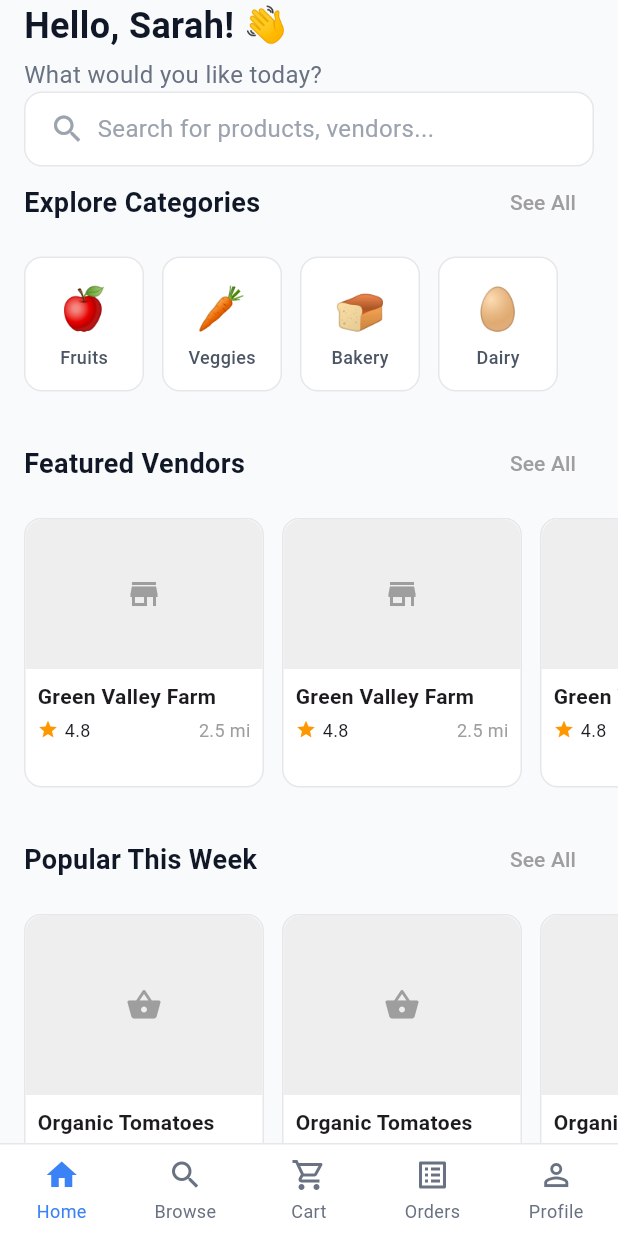
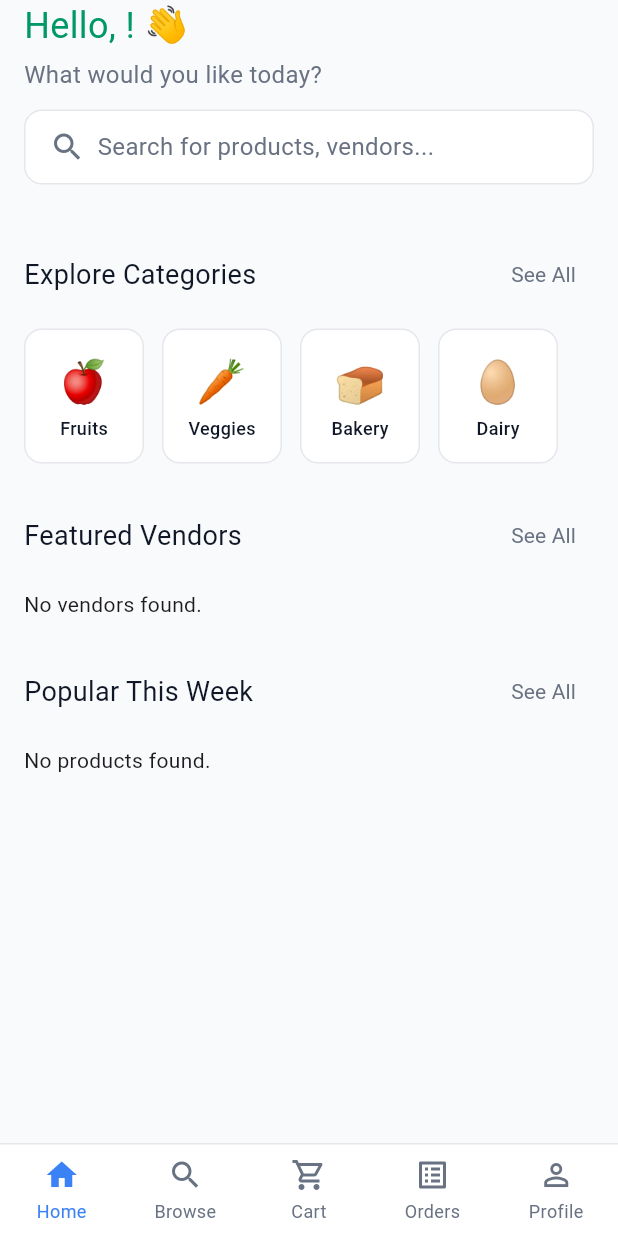
Before and after one commit to Kyne0328/FarmDashr, a Flutter app: the screen it shows once a user with an empty profile is signed in, on a phone screen of 412 x 824 dp. Run offline on Flutter 3.47's test engine with Material 3 defaults, Android fonts, the phone set to English and light mode, and no system bars; our stand-ins replace cloud_firestore, dio, equatable, firebase_auth, firebase_core, flutter_bloc and 4 more; accounts and stored records are empty; Roboto replaces fonts that are missing (Arimo).

Commit message:
add: vendor list are now shown

```diff
--- a/lib/pages/customer/customer_browse_page.dart
+++ b/lib/pages/customer/customer_browse_page.dart
@@ -294,6 +294,10 @@ class _VendorsList extends StatelessWidget {
   Widget build(BuildContext context) {
     return BlocBuilder<VendorBloc, VendorState>(
       builder: (context, state) {
+        if (state is VendorInitial) {
+          context.read<VendorBloc>().add(const LoadVendors());
+        }
+
         if (state is VendorLoading) {
           return const Center(
             child: CircularProgressIndicator(color: AppColors.primary),
--- a/lib/pages/customer/customer_home_page.dart
+++ b/lib/pages/customer/customer_home_page.dart
@@ -1,4 +1,11 @@
 import 'package:flutter/material.dart';
+import 'package:flutter_bloc/flutter_bloc.dart';
+import 'package:farmdashr/blocs/auth/auth.dart';
+import 'package:farmdashr/blocs/product/product.dart';
+import 'package:farmdashr/blocs/vendor/vendor.dart';
+import 'package:farmdashr/core/constants/app_colors.dart';
+import 'package:farmdashr/core/constants/app_dimensions.dart';
+import 'package:farmdashr/core/constants/app_text_styles.dart';
 
 class CustomerHomePage extends StatelessWidget {
   const CustomerHomePage({super.key});
@@ -6,7 +13,7 @@ class CustomerHomePage extends StatelessWidget {
   @override
   Widget build(BuildContext context) {
     return Container(
-      color: const Color(0xFFF9FAFB),
+      color: AppColors.background,
       child: SafeArea(
         child: SingleChildScrollView(
           child: Column(
@@ -14,20 +21,22 @@ class CustomerHomePage extends StatelessWidget {
             children: [
               _buildHeader(),
               _buildSearchBar(),
+              const SizedBox(height: AppDimensions.spacingXL),
               _buildSectionHeader('Explore Categories', onSeeAll: () {}),
-              const SizedBox(height: 12),
+              const SizedBox(height: AppDimensions.spacingM),
               _buildCategoriesList(),
-              const SizedBox(height: 24),
+              const SizedBox(height: AppDimensions.spacingXL),
 
               _buildSectionHeader('Featured Vendors', onSeeAll: () {}),
-              const SizedBox(height: 12),
+              const SizedBox(height: AppDimensions.spacingM),
               _buildFeaturedVendorsList(),
-              const SizedBox(height: 24),
+              const SizedBox(height: AppDimensions.spacingXL),
 
               // Popular Products
               _buildSectionHeader('Popular This Week', onSeeAll: () {}),
-              const SizedBox(height: 12),
+              const SizedBox(height: AppDimensions.spacingM),
               _buildPopularProductsList(),
+              const SizedBox(height: AppDimensions.spacingXL),
             ],
           ),
         ),
@@ -36,46 +45,52 @@ class CustomerHomePage extends StatelessWidget {
   }
 
   Widget _buildHeader() {
+    return BlocBuilder<AuthBloc, AuthState>(
+      builder: (context, state) {
+        final name = state.displayName ?? 'Friend';
         return Padding(
-      padding: const EdgeInsets.symmetric(horizontal: 16.0),
+          padding: const EdgeInsets.symmetric(
+            horizontal: AppDimensions.paddingL,
+          ),
           child: Column(
             crossAxisAlignment: CrossAxisAlignment.start,
-        children: const [
-          Text(
-            'Hello, Sarah! 👋',
-            style: TextStyle(
-              fontSize: 24,
-              fontWeight: FontWeight.bold,
-              color: Color(0xFF101727),
-            ),
-          ),
-          SizedBox(height: 4),
-          Text(
+            children: [
+              Text('Hello, $name! 👋', style: AppTextStyles.h1),
+              const SizedBox(height: AppDimensions.spacingXS),
+              const Text(
                 'What would you like today?',
-            style: TextStyle(fontSize: 16, color: Color(0xFF697282)),
+                style: AppTextStyles.subtitle,
               ),
             ],
           ),
+        );
+      },
     );
   }
 
   Widget _buildSearchBar() {
     return Padding(
-      padding: const EdgeInsets.symmetric(horizontal: 16.0),
+      padding: const EdgeInsets.symmetric(
+        horizontal: AppDimensions.paddingL,
+        vertical: AppDimensions.paddingM,
+      ),
       child: Container(
-        padding: const EdgeInsets.symmetric(horizontal: 16, vertical: 12),
+        padding: const EdgeInsets.symmetric(
+          horizontal: AppDimensions.paddingL,
+          vertical: AppDimensions.paddingM,
+        ),
         decoration: BoxDecoration(
-          color: Colors.white,
-          borderRadius: BorderRadius.circular(12),
-          border: Border.all(color: const Color(0xFFE5E7EB)),
+          color: AppColors.surface,
+          borderRadius: BorderRadius.circular(AppDimensions.radiusL),
+          border: Border.all(color: AppColors.border),
         ),
         child: Row(
           children: const [
-            Icon(Icons.search, color: Color(0xFF9CA3AF)),
-            SizedBox(width: 8),
+            Icon(Icons.search, color: AppColors.textSecondary),
+            SizedBox(width: AppDimensions.spacingS),
             Text(
               'Search for products, vendors...',
-              style: TextStyle(color: Color(0xFF9CA3AF), fontSize: 16),
+              style: TextStyle(color: AppColors.textSecondary, fontSize: 16),
             ),
           ],
         ),
@@ -85,21 +100,19 @@ class CustomerHomePage extends StatelessWidget {
 
   Widget _buildSectionHeader(String title, {required VoidCallback onSeeAll}) {
     return Padding(
-      padding: const EdgeInsets.symmetric(horizontal: 16.0),
+      padding: const EdgeInsets.symmetric(horizontal: AppDimensions.paddingL),
       child: Row(
         mainAxisAlignment: MainAxisAlignment.spaceBetween,
         children: [
-          Text(
-            title,
-            style: const TextStyle(
-              fontSize: 18,
-              fontWeight: FontWeight.w600,
-              color: Color(0xFF101727),
+          Text(title, style: AppTextStyles.h2),
+          TextButton(
+            onPressed: onSeeAll,
+            child: Text(
+              'See All',
+              style: AppTextStyles.link.copyWith(
+                color: AppColors.textSecondary,
               ),
             ),
-          TextButton(
-            onPressed: onSeeAll,
-            child: const Text('See All', style: TextStyle(color: Colors.grey)),
           ),
         ],
       ),
@@ -108,28 +121,29 @@ class CustomerHomePage extends StatelessWidget {
 
   Widget _buildCategoriesList() {
     final categories = [
-      {'name': 'Fruits', 'icon': '🍎', 'color': 0xFFFEF2F2},
-      {'name': 'Veggies', 'icon': '🥕', 'color': 0xFFECFDF5},
-      {'name': 'Bakery', 'icon': '🍞', 'color': 0xFFFFFBEB},
-      {'name': 'Dairy', 'icon': '🥚', 'color': 0xFFEFF6FF},
+      {'name': 'Fruits', 'icon': '🍎', 'color': AppColors.primaryLight},
+      {'name': 'Veggies', 'icon': '🥕', 'color': AppColors.successBackground},
+      {'name': 'Bakery', 'icon': '🍞', 'color': AppColors.warningBackground},
+      {'name': 'Dairy', 'icon': '🥚', 'color': AppColors.infoBackground},
     ];
 
     return SizedBox(
       height: 90,
       child: ListView.separated(
-        padding: const EdgeInsets.symmetric(horizontal: 16.0),
+        padding: const EdgeInsets.symmetric(horizontal: AppDimensions.paddingL),
         scrollDirection: Axis.horizontal,
         itemCount: categories.length,
-        separatorBuilder: (context, index) => const SizedBox(width: 12),
+        separatorBuilder: (context, index) =>
+            const SizedBox(width: AppDimensions.spacingM),
         itemBuilder: (context, index) {
           final cat = categories[index];
           return Container(
             width: 80,
-            padding: const EdgeInsets.all(8.0),
+            padding: const EdgeInsets.all(AppDimensions.paddingS),
             decoration: BoxDecoration(
-              color: Colors.white,
-              borderRadius: BorderRadius.circular(12),
-              border: Border.all(color: const Color(0xFFE5E7EB)),
+              color: AppColors.surface,
+              borderRadius: BorderRadius.circular(AppDimensions.radiusL),
+              border: Border.all(color: AppColors.border),
             ),
             child: Column(
               mainAxisAlignment: MainAxisAlignment.center,
@@ -138,13 +152,11 @@ class CustomerHomePage extends StatelessWidget {
                   cat['icon'] as String,
                   style: const TextStyle(fontSize: 28),
                 ),
-                const SizedBox(height: 4),
+                const SizedBox(height: AppDimensions.spacingXS),
                 Text(
                   cat['name'] as String,
-                  style: const TextStyle(
-                    fontSize: 12,
+                  style: AppTextStyles.captionPrimary.copyWith(
                     fontWeight: FontWeight.w500,
-                    color: Color(0xFF4B5563),
                   ),
                 ),
               ],
@@ -156,20 +168,43 @@ class CustomerHomePage extends StatelessWidget {
   }
 
   Widget _buildFeaturedVendorsList() {
+    return BlocBuilder<VendorBloc, VendorState>(
+      builder: (context, state) {
+        if (state is VendorInitial) {
+          context.read<VendorBloc>().add(const LoadVendors());
+        }
+
+        if (state is VendorLoading) {
+          return const Center(child: CircularProgressIndicator());
+        }
+
+        if (state is VendorLoaded) {
+          final vendors = state.vendors.take(5).toList(); // Show top 5 featured
+          if (vendors.isEmpty) {
+            return const Padding(
+              padding: EdgeInsets.symmetric(horizontal: AppDimensions.paddingL),
+              child: Text('No vendors found.'),
+            );
+          }
+
           return SizedBox(
             height: 180,
             child: ListView.separated(
-        padding: const EdgeInsets.symmetric(horizontal: 16.0),
+              padding: const EdgeInsets.symmetric(
+                horizontal: AppDimensions.paddingL,
+              ),
               scrollDirection: Axis.horizontal,
-        itemCount: 3,
-        separatorBuilder: (context, index) => const SizedBox(width: 12),
+              itemCount: vendors.length,
+              separatorBuilder: (context, index) =>
+                  const SizedBox(width: AppDimensions.spacingM),
               itemBuilder: (context, index) {
+                final vendor = vendors[index];
                 return Container(
                   width: 160,
                   decoration: BoxDecoration(
-              color: Colors.white,
-              borderRadius: BorderRadius.circular(12),
-              border: Border.all(color: const Color(0xFFE5E7EB)),
+                    color: AppColors.surface,
+                    borderRadius: BorderRadius.circular(AppDimensions.radiusL),
+                    border: Border.all(color: AppColors.border),
                   ),
                   child: Column(
                     crossAxisAlignment: CrossAxisAlignment.start,
@@ -177,37 +212,57 @@ class CustomerHomePage extends StatelessWidget {
                       Container(
                         height: 100,
                         decoration: BoxDecoration(
-                    color: Colors.grey[200],
+                          color: AppColors.borderLight,
                           borderRadius: const BorderRadius.vertical(
-                      top: Radius.circular(12),
+                            top: Radius.circular(AppDimensions.radiusL),
                           ),
-                    // image: DecorationImage(...) // TODO: Add real images
+                          image: vendor.profilePictureUrl != null
+                              ? DecorationImage(
+                                  image: NetworkImage(
+                                    vendor.profilePictureUrl!,
                                   ),
-                  child: const Center(
-                    child: Icon(Icons.store, color: Colors.grey),
+                                  fit: BoxFit.cover,
+                                )
+                              : null,
                         ),
+                        child: vendor.profilePictureUrl == null
+                            ? const Center(
+                                child: Icon(
+                                  Icons.store,
+                                  color: AppColors.textSecondary,
+                                ),
+                              )
+                            : null,
                       ),
                       Padding(
-                  padding: const EdgeInsets.all(8.0),
+                        padding: const EdgeInsets.all(AppDimensions.paddingS),
                         child: Column(
                           crossAxisAlignment: CrossAxisAlignment.start,
                           children: [
-                      const Text(
-                        'Green Valley Farm',
+                            Text(
+                              vendor.businessInfo?.farmName ?? vendor.name,
                               maxLines: 1,
                               overflow: TextOverflow.ellipsis,
-                        style: TextStyle(fontWeight: FontWeight.bold),
+                              style: AppTextStyles.body2.copyWith(
+                                fontWeight: FontWeight.bold,
                               ),
-                      const SizedBox(height: 4),
+                            ),
+                            const SizedBox(height: AppDimensions.spacingXS),
                             Row(
-                        children: const [
-                          Icon(Icons.star, size: 14, color: Colors.orange),
-                          SizedBox(width: 4),
-                          Text('4.8', style: TextStyle(fontSize: 12)),
-                          Spacer(),
+                              children: [
+                                const Icon(
+                                  Icons.star,
+                                  size: 14,
+                                  color: AppColors.badgeOrange,
+                                ),
+                                const SizedBox(width: AppDimensions.spacingXS),
+                                const Text('4.8', style: AppTextStyles.caption),
+                                const Spacer(),
                                 Text(
                                   '2.5 mi',
-                            style: TextStyle(fontSize: 12, color: Colors.grey),
+                                  style: AppTextStyles.caption.copyWith(
+                                    color: AppColors.textSecondary,
+                                  ),
                                 ),
                               ],
                             ),
@@ -222,59 +277,100 @@ class CustomerHomePage extends StatelessWidget {
           );
         }
 
+        return const SizedBox.shrink();
+      },
+    );
+  }
+
   Widget _buildPopularProductsList() {
+    return BlocBuilder<ProductBloc, ProductState>(
+      builder: (context, state) {
+        if (state is ProductLoading) {
+          return const Center(child: CircularProgressIndicator());
+        }
+
+        if (state is ProductLoaded) {
+          final products = state.products
+              .take(5)
+              .toList(); // Show top 5 popular
+          if (products.isEmpty) {
+            return const Padding(
+              padding: EdgeInsets.symmetric(horizontal: AppDimensions.paddingL),
+              child: Text('No products found.'),
+            );
+          }
+
           return SizedBox(
-      height: 220, // Increased height for product card
+            height: 220,
             child: ListView.separated(
-        padding: const EdgeInsets.symmetric(horizontal: 16.0),
+              padding: const EdgeInsets.symmetric(
+                horizontal: AppDimensions.paddingL,
+              ),
               scrollDirection: Axis.horizontal,
-        itemCount: 3,
-        separatorBuilder: (context, index) => const SizedBox(width: 12),
+              itemCount: products.length,
+              separatorBuilder: (context, index) =>
+                  const SizedBox(width: AppDimensions.spacingM),
               itemBuilder: (context, index) {
+                final product = products[index];
                 return Container(
                   width: 160,
                   decoration: BoxDecoration(
-              color: Colors.white,
-              borderRadius: BorderRadius.circular(12),
-              border: Border.all(color: const Color(0xFFE5E7EB)),
+                    color: AppColors.surface,
+                    borderRadius: BorderRadius.circular(AppDimensions.radiusL),
+                    border: Border.all(color: AppColors.border),
                   ),
                   child: Column(
                     crossAxisAlignment: CrossAxisAlignment.start,
                     children: [
                       Container(
-                  height: 120, // Taller image for product
+                        height: 120,
                         decoration: BoxDecoration(
-                    color: Colors.grey[200],
+                          color: AppColors.borderLight,
                           borderRadius: const BorderRadius.vertical(
-                      top: Radius.circular(12),
+                            top: Radius.circular(AppDimensions.radiusL),
+                          ),
+                          image: product.imageUrls.isNotEmpty
+                              ? DecorationImage(
+                                  image: NetworkImage(product.imageUrls.first),
+                                  fit: BoxFit.cover,
+                                )
+                              : null,
+                        ),
+                        child: product.imageUrls.isEmpty
+                            ? const Center(
+                                child: Icon(
+                                  Icons.shopping_basket,
+                                  color: AppColors.textSecondary,
+                                ),
+                              )
+                            : null,
+                      ),
+                      Padding(
+                        padding: const EdgeInsets.all(AppDimensions.paddingS),
+                        child: Column(
+                          crossAxisAlignment: CrossAxisAlignment.start,
+                          children: [
+                            Text(
+                              product.name,
+                              maxLines: 1,
+                              overflow: TextOverflow.ellipsis,
+                              style: AppTextStyles.body2.copyWith(
+                                fontWeight: FontWeight.bold,
                               ),
                             ),
-                  child: const Center(
-                    child: Icon(Icons.shopping_basket, color: Colors.grey),
+                            const SizedBox(height: 2),
+                            Text(
+                              product.farmerName,
+                              style: AppTextStyles.caption.copyWith(
+                                color: AppColors.textSecondary,
                               ),
                             ),
-                Padding(
-                  padding: const EdgeInsets.all(8.0),
-                  child: Column(
-                    crossAxisAlignment: CrossAxisAlignment.start,
-                    children: const [
+                            const SizedBox(height: AppDimensions.spacingXS),
                             Text(
-                        'Organic Tomatoes',
-                        maxLines: 1,
-                        overflow: TextOverflow.ellipsis,
-                        style: TextStyle(fontWeight: FontWeight.bold),
-                      ),
-                      SizedBox(height: 2),
-                      Text(
-                        'Green Valley Farm',
-                        style: TextStyle(fontSize: 12, color: Colors.grey),
-                      ),
-                      SizedBox(height: 4),
-                      Text(
-                        '₱4.99/lb',
-                        style: TextStyle(
+                              product.formattedPrice,
+                              style: AppTextStyles.body2.copyWith(
                                 fontWeight: FontWeight.bold,
-                          color: Color(0xFF155DFC),
+                                color: AppColors.primary,
                               ),
                             ),
                           ],
@@ -287,4 +383,9 @@ class CustomerHomePage extends StatelessWidget {
             ),
           );
         }
+
+        return const SizedBox.shrink();
+      },
+    );
   }
+}
```
Lines whose indentation alone changed are shown as unchanged.
